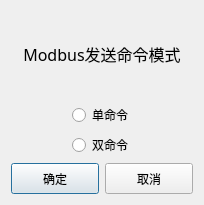
Before: the Qt Designer form IDC_TestSystem/SI-PDU/toolbox/sisetmodbuscmddlg.ui in ChinaClever/IDC_TestSystem, drawn with Qt 5.
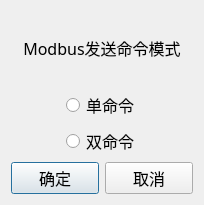
After: the same form once the commit is applied.

Diff of the .ui file:
```diff
--- a/IDC_TestSystem/SI-PDU/toolbox/sisetmodbuscmddlg.ui
+++ b/IDC_TestSystem/SI-PDU/toolbox/sisetmodbuscmddlg.ui
@@ -10,6 +10,12 @@
     <height>205</height>
    </rect>
   </property>
+  <property name="font">
+   <font>
+    <family>微软雅黑</family>
+    <pointsize>12</pointsize>
+   </font>
+  </property>
   <property name="windowTitle">
    <string>命令模式选择</string>
   </property>
```
